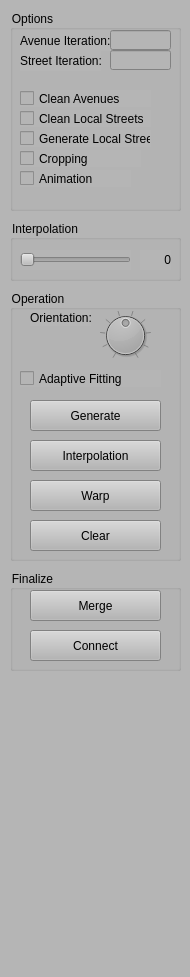
This is StreetDesigner/ControlWidget.ui in gnishida/StreetDesigner as Qt 5 draws it before an edit. The edited form follows.
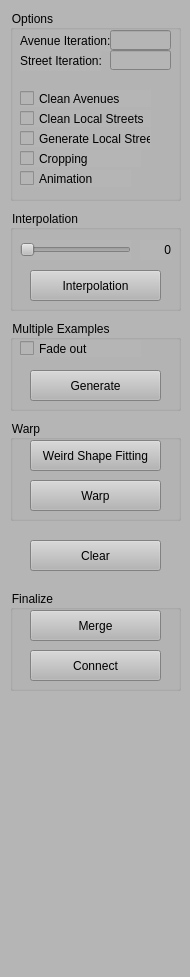
This is the edited form.

Commit message:
Change the generation class structure.
- Add all the major variables as class members
- use reduced avenues

The edit to the form file:
```diff
--- a/StreetDesigner/ControlWidget.ui
+++ b/StreetDesigner/ControlWidget.ui
@@ -24,19 +24,19 @@
     <property name="geometry">
      <rect>
       <x>10</x>
-      <y>290</y>
+      <y>320</y>
       <width>171</width>
-      <height>271</height>
+      <height>91</height>
      </rect>
     </property>
     <property name="title">
-     <string>Operation</string>
+     <string>Multiple Examples</string>
     </property>
     <widget class="QPushButton" name="pushButtonGenerate">
      <property name="geometry">
       <rect>
        <x>20</x>
-       <y>110</y>
+       <y>50</y>
        <width>131</width>
        <height>31</height>
       </rect>
@@ -45,103 +45,17 @@
       <string>Generate</string>
      </property>
     </widget>
-    <widget class="QDial" name="dialOrientation">
-     <property name="geometry">
-      <rect>
-       <x>80</x>
-       <y>20</y>
-       <width>71</width>
-       <height>51</height>
-      </rect>
-     </property>
-     <property name="maximum">
-      <number>359</number>
-     </property>
-     <property name="singleStep">
-      <number>10</number>
-     </property>
-     <property name="value">
-      <number>180</number>
-     </property>
-     <property name="orientation">
-      <enum>Qt::Vertical</enum>
-     </property>
-     <property name="invertedAppearance">
-      <bool>false</bool>
-     </property>
-     <property name="invertedControls">
-      <bool>false</bool>
-     </property>
-     <property name="notchTarget">
-      <double>3.700000000000000</double>
-     </property>
-     <property name="notchesVisible">
-      <bool>true</bool>
-     </property>
-    </widget>
-    <widget class="QLabel" name="label_2">
-     <property name="geometry">
-      <rect>
-       <x>20</x>
-       <y>20</y>
-       <width>61</width>
-       <height>16</height>
-      </rect>
-     </property>
-     <property name="text">
-      <string>Orientation:</string>
-     </property>
-    </widget>
-    <widget class="QPushButton" name="pushButtonClear">
-     <property name="geometry">
-      <rect>
-       <x>20</x>
-       <y>230</y>
-       <width>131</width>
-       <height>31</height>
-      </rect>
-     </property>
-     <property name="text">
-      <string>Clear</string>
-     </property>
-    </widget>
-    <widget class="QCheckBox" name="checkBoxAdaptiveFitting">
+    <widget class="QCheckBox" name="checkBoxFadeOut">
      <property name="geometry">
       <rect>
        <x>10</x>
-       <y>80</y>
-       <width>141</width>
+       <y>20</y>
+       <width>121</width>
        <height>17</height>
       </rect>
      </property>
      <property name="text">
-      <string>Adaptive Fitting</string>
-     </property>
-    </widget>
-    <widget class="QPushButton" name="pushButtonGenerateInterpolation">
-     <property name="geometry">
-      <rect>
-       <x>20</x>
-       <y>150</y>
-       <width>131</width>
-       <height>31</height>
-      </rect>
-     </property>
-     <property name="text">
-      <string>Interpolation</string>
-     </property>
-    </widget>
-    <widget class="QPushButton" name="pushButtonGenerateWarp">
-     <property name="geometry">
-      <rect>
-       <x>20</x>
-       <y>190</y>
-       <width>131</width>
-       <height>31</height>
-      </rect>
-     </property>
-     <property name="text">
-      <string>Warp</string>
+      <string>Fade out</string>
      </property>
     </widget>
    </widget>
@@ -151,7 +65,7 @@
       <x>10</x>
       <y>10</y>
       <width>171</width>
-      <height>201</height>
+      <height>191</height>
      </rect>
     </property>
     <property name="title">
@@ -279,7 +193,7 @@
     <property name="geometry">
      <rect>
       <x>10</x>
-      <y>570</y>
+      <y>590</y>
       <width>171</width>
       <height>101</height>
      </rect>
@@ -318,9 +232,9 @@
     <property name="geometry">
      <rect>
       <x>10</x>
-      <y>220</y>
+      <y>210</y>
       <width>171</width>
-      <height>61</height>
+      <height>101</height>
      </rect>
     </property>
     <property name="title">
@@ -367,6 +281,71 @@
       <set>Qt::AlignRight|Qt::AlignTrailing|Qt::AlignVCenter</set>
      </property>
     </widget>
+    <widget class="QPushButton" name="pushButtonGenerateInterpolation">
+     <property name="geometry">
+      <rect>
+       <x>20</x>
+       <y>60</y>
+       <width>131</width>
+       <height>31</height>
+      </rect>
+     </property>
+     <property name="text">
+      <string>Interpolation</string>
+     </property>
+    </widget>
+   </widget>
+   <widget class="QGroupBox" name="groupBox_3">
+    <property name="geometry">
+     <rect>
+      <x>10</x>
+      <y>420</y>
+      <width>171</width>
+      <height>101</height>
+     </rect>
+    </property>
+    <property name="title">
+     <string>Warp</string>
+    </property>
+    <widget class="QPushButton" name="pushButtonGenerateWarp">
+     <property name="geometry">
+      <rect>
+       <x>20</x>
+       <y>60</y>
+       <width>131</width>
+       <height>31</height>
+      </rect>
+     </property>
+     <property name="text">
+      <string>Warp</string>
+     </property>
+    </widget>
+    <widget class="QPushButton" name="pushButtonGenerateUShape">
+     <property name="geometry">
+      <rect>
+       <x>20</x>
+       <y>20</y>
+       <width>131</width>
+       <height>31</height>
+      </rect>
+     </property>
+     <property name="text">
+      <string>Weird Shape Fitting</string>
+     </property>
+    </widget>
+   </widget>
+   <widget class="QPushButton" name="pushButtonClear">
+    <property name="geometry">
+     <rect>
+      <x>30</x>
+      <y>540</y>
+      <width>131</width>
+      <height>31</height>
+     </rect>
+    </property>
+    <property name="text">
+     <string>Clear</string>
+    </property>
    </widget>
   </widget>
  </widget>
```
Left out of the diff: 2 changed lines with no effect on the pictures. The commit also changes 37 other files.
